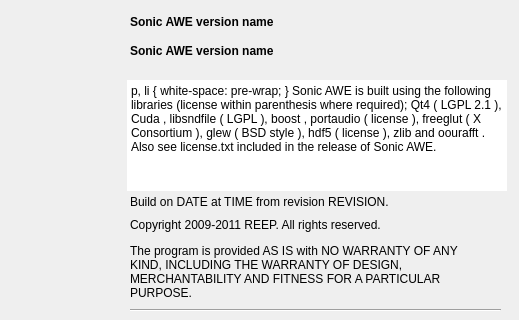
First picture: the form in tools/aboutdialog.ui, repository gustafsson/freq, before the edit; both pictures show x 0 to 519 and y 0 to 320 of the 519 by 503 pixel window.
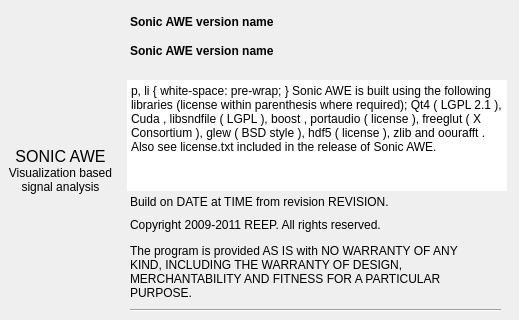
Second picture: the form after the edit. Icons and pictures are not drawn.

Commit message: Updated Sonic AWE taglines

```diff
--- a/tools/aboutdialog.ui
+++ b/tools/aboutdialog.ui
@@ -32,7 +32,7 @@
   <widget class="QLabel" name="label">
    <property name="geometry">
     <rect>
-     <x>20</x>
+     <x>10</x>
      <y>50</y>
      <width>101</width>
      <height>101</height>
@@ -204,16 +204,28 @@
     <bool>true</bool>
    </property>
   </widget>
-  <zorder>labelSystem</zorder>
-  <zorder>buttonBox</zorder>
-  <zorder>label</zorder>
-  <zorder>labelVersion</zorder>
-  <zorder>labelTimestamp</zorder>
-  <zorder>label_5</zorder>
-  <zorder>label_6</zorder>
-  <zorder>line</zorder>
-  <zorder>textEdit</zorder>
-  <zorder>labelLicense</zorder>
+  <widget class="QLabel" name="label_2">
+   <property name="geometry">
+    <rect>
+     <x>0</x>
+     <y>140</y>
+     <width>121</width>
+     <height>61</height>
+    </rect>
+   </property>
+   <property name="text">
+    <string>&lt;!DOCTYPE HTML PUBLIC &quot;-//W3C//DTD HTML 4.0//EN&quot; &quot;http://www.w3.org/TR/REC-html40/strict.dtd&quot;&gt;
+&lt;html&gt;&lt;head&gt;&lt;meta name=&quot;qrichtext&quot; content=&quot;1&quot; /&gt;&lt;style type=&quot;text/css&quot;&gt;
+p, li { white-space: pre-wrap; }
+&lt;/style&gt;&lt;/head&gt;&lt;body style=&quot; font-family:'Sans'; font-size:10pt; font-weight:400; font-style:normal;&quot;&gt;
+&lt;table border=&quot;0&quot; style=&quot;-qt-table-type: root; margin-top:4px; margin-bottom:4px; margin-left:4px; margin-right:4px;&quot;&gt;
+&lt;tr&gt;
+&lt;td style=&quot;border: none;&quot;&gt;
+&lt;p align=&quot;center&quot; style=&quot; margin-top:0px; margin-bottom:0px; margin-left:0px; margin-right:0px; -qt-block-indent:0; text-indent:0px;&quot;&gt;&lt;span style=&quot; font-size:12pt;&quot;&gt;SONIC AWE&lt;/span&gt;&lt;/p&gt;
+&lt;p align=&quot;center&quot; style=&quot; margin-top:0px; margin-bottom:0px; margin-left:0px; margin-right:0px; -qt-block-indent:0; text-indent:0px;&quot;&gt;&lt;span style=&quot; font-size:9pt;&quot;&gt;Visualization based&lt;/span&gt;&lt;/p&gt;
+&lt;p align=&quot;center&quot; style=&quot; margin-top:0px; margin-bottom:0px; margin-left:0px; margin-right:0px; -qt-block-indent:0; text-indent:0px;&quot;&gt;&lt;span style=&quot; font-size:9pt;&quot;&gt;signal analysis&lt;/span&gt;&lt;/p&gt;&lt;/td&gt;&lt;/tr&gt;&lt;/table&gt;&lt;/body&gt;&lt;/html&gt;</string>
+   </property>
+  </widget>
  </widget>
  <resources>
   <include location="../ui/icon-resources.qrc"/>
```
The commit also changes 2 other files.
